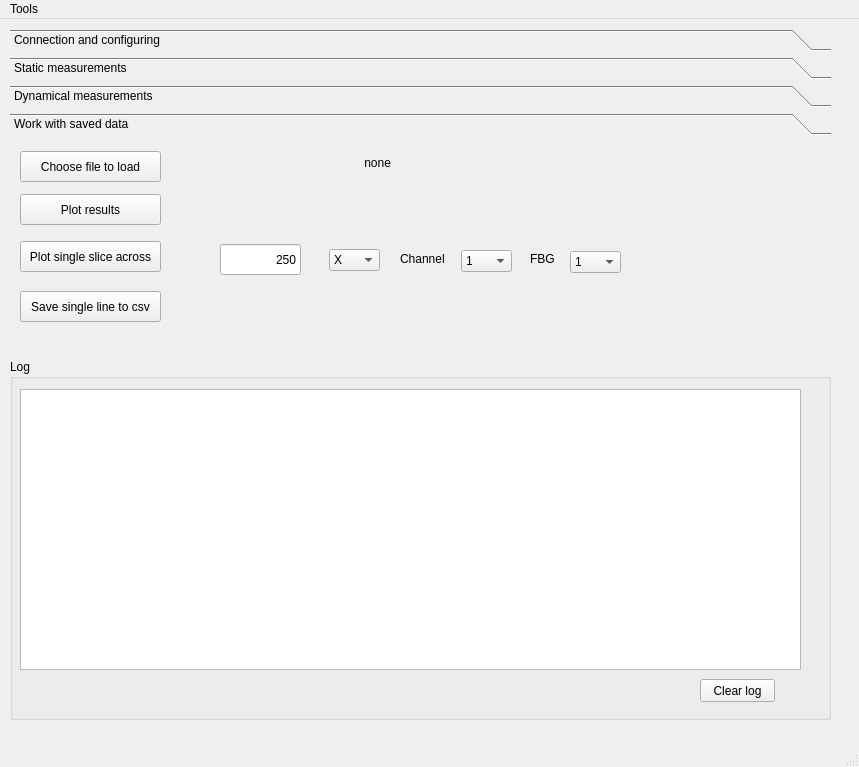
The window that UIs/mainwindow.ui (IlyaVatnik/WIMcontrol) describes before a commit, drawn with Qt 5.
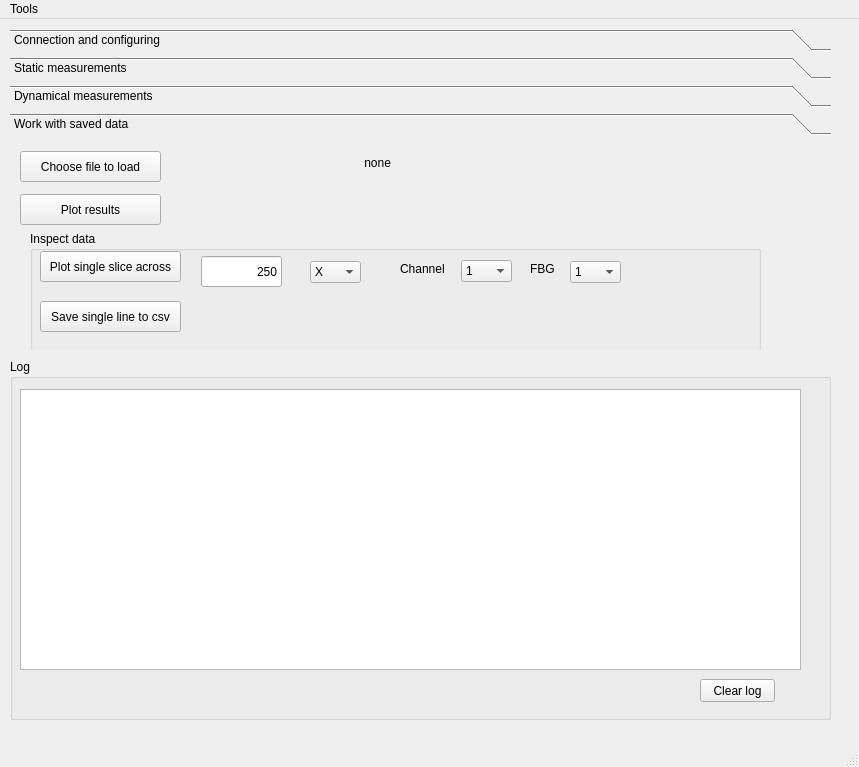
The same window after the commit. The open tabs and pages were chosen to show the change.

Diff of the .ui file:
```diff
--- a/UIs/mainwindow.ui
+++ b/UIs/mainwindow.ui
@@ -284,11 +284,36 @@
        <set>Qt::AlignRight|Qt::AlignTrailing|Qt::AlignVCenter</set>
       </property>
      </widget>
+     <widget class="QGroupBox" name="groupBox_2">
+      <property name="geometry">
+       <rect>
+        <x>20</x>
+        <y>90</y>
+        <width>731</width>
+        <height>121</height>
+       </rect>
+      </property>
+      <property name="title">
+       <string>Inspect data</string>
+      </property>
+      <widget class="QPushButton" name="pushButton_save_single_line_to_csv">
+       <property name="geometry">
+        <rect>
+         <x>10</x>
+         <y>70</y>
+         <width>141</width>
+         <height>31</height>
+        </rect>
+       </property>
+       <property name="text">
+        <string>Save single line to csv</string>
+       </property>
+      </widget>
      <widget class="QPushButton" name="pushButton_plot_single_slice_of_static">
       <property name="geometry">
        <rect>
         <x>10</x>
-        <y>100</y>
+         <y>20</y>
         <width>141</width>
         <height>31</height>
        </rect>
@@ -300,8 +325,8 @@
      <widget class="QComboBox" name="comboBox_axis_to_plot_static_slice">
       <property name="geometry">
        <rect>
-        <x>319</x>
-        <y>108</y>
+         <x>280</x>
+         <y>30</y>
         <width>51</width>
         <height>22</height>
        </rect>
@@ -320,8 +345,8 @@
      <widget class="QLineEdit" name="lineEdit_coordinate_to_plot_static_slice">
       <property name="geometry">
        <rect>
-        <x>210</x>
-        <y>103</y>
+         <x>171</x>
+         <y>25</y>
         <width>81</width>
         <height>31</height>
        </rect>
@@ -333,67 +358,11 @@
        <set>Qt::AlignRight|Qt::AlignTrailing|Qt::AlignVCenter</set>
       </property>
      </widget>
-     <widget class="QComboBox" name="comboBox_channel_to_plot_static_slice">
-      <property name="geometry">
-       <rect>
-        <x>451</x>
-        <y>109</y>
-        <width>51</width>
-        <height>22</height>
-       </rect>
-      </property>
-      <item>
-       <property name="text">
-        <string>1</string>
-       </property>
-      </item>
-      <item>
-       <property name="text">
-        <string>2</string>
-       </property>
-      </item>
-      <item>
-       <property name="text">
-        <string>3</string>
-       </property>
-      </item>
-      <item>
-       <property name="text">
-        <string>4</string>
-       </property>
-      </item>
-     </widget>
-     <widget class="QLabel" name="label">
-      <property name="geometry">
-       <rect>
-        <x>390</x>
-        <y>110</y>
-        <width>54</width>
-        <height>16</height>
-       </rect>
-      </property>
-      <property name="text">
-       <string>Channel</string>
-      </property>
-     </widget>
-     <widget class="QLabel" name="label_2">
-      <property name="geometry">
-       <rect>
-        <x>520</x>
-        <y>110</y>
-        <width>54</width>
-        <height>16</height>
-       </rect>
-      </property>
-      <property name="text">
-       <string>FBG</string>
-      </property>
-     </widget>
      <widget class="QComboBox" name="comboBox_FBG_to_plot_static_slice">
       <property name="geometry">
        <rect>
-        <x>560</x>
-        <y>110</y>
+         <x>540</x>
+         <y>30</y>
         <width>51</width>
         <height>22</height>
        </rect>
@@ -484,18 +453,62 @@
        </property>
       </item>
      </widget>
-     <widget class="QPushButton" name="pushButton_save_single_line_to_csv">
+      <widget class="QLabel" name="label_2">
       <property name="geometry">
        <rect>
-        <x>10</x>
-        <y>150</y>
-        <width>141</width>
-        <height>31</height>
+         <x>500</x>
+         <y>30</y>
+         <width>54</width>
+         <height>16</height>
        </rect>
       </property>
       <property name="text">
-       <string>Save single line to csv</string>
-      </property>
+        <string>FBG</string>
+       </property>
+      </widget>
+      <widget class="QLabel" name="label">
+       <property name="geometry">
+        <rect>
+         <x>370</x>
+         <y>30</y>
+         <width>54</width>
+         <height>16</height>
+        </rect>
+       </property>
+       <property name="text">
+        <string>Channel</string>
+       </property>
+      </widget>
+      <widget class="QComboBox" name="comboBox_channel_to_plot_static_slice">
+       <property name="geometry">
+        <rect>
+         <x>431</x>
+         <y>29</y>
+         <width>51</width>
+         <height>22</height>
+        </rect>
+       </property>
+       <item>
+        <property name="text">
+         <string>1</string>
+        </property>
+       </item>
+       <item>
+        <property name="text">
+         <string>2</string>
+        </property>
+       </item>
+       <item>
+        <property name="text">
+         <string>3</string>
+        </property>
+       </item>
+       <item>
+        <property name="text">
+         <string>4</string>
+        </property>
+       </item>
+      </widget>
      </widget>
     </widget>
    </widget>
```
Lines whose indentation alone changed are shown as unchanged.
